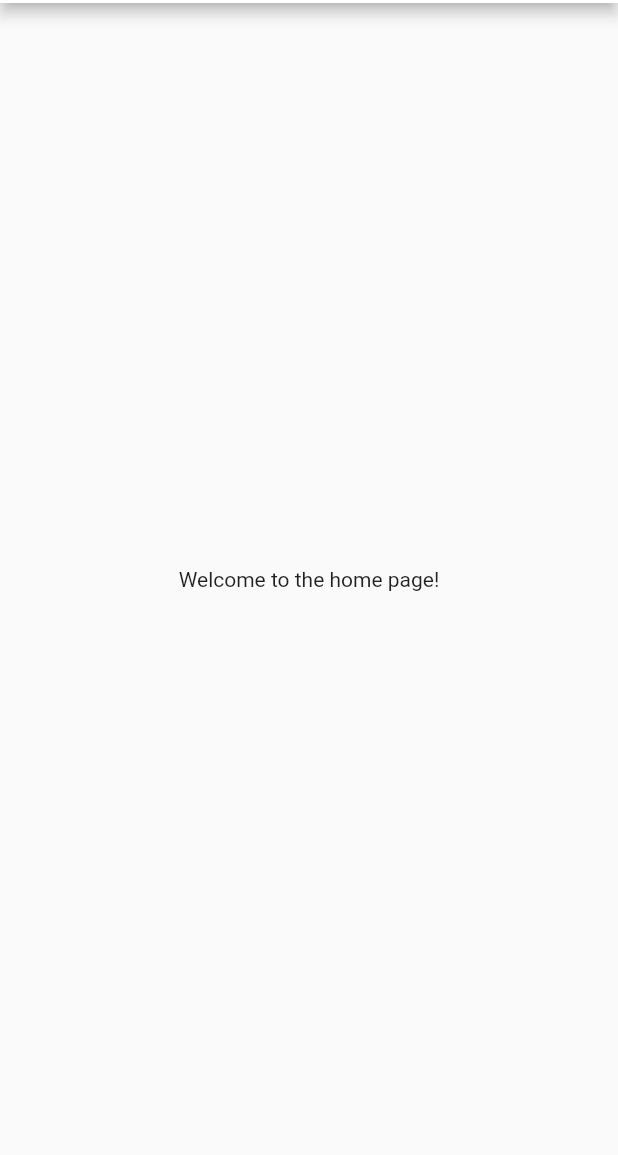
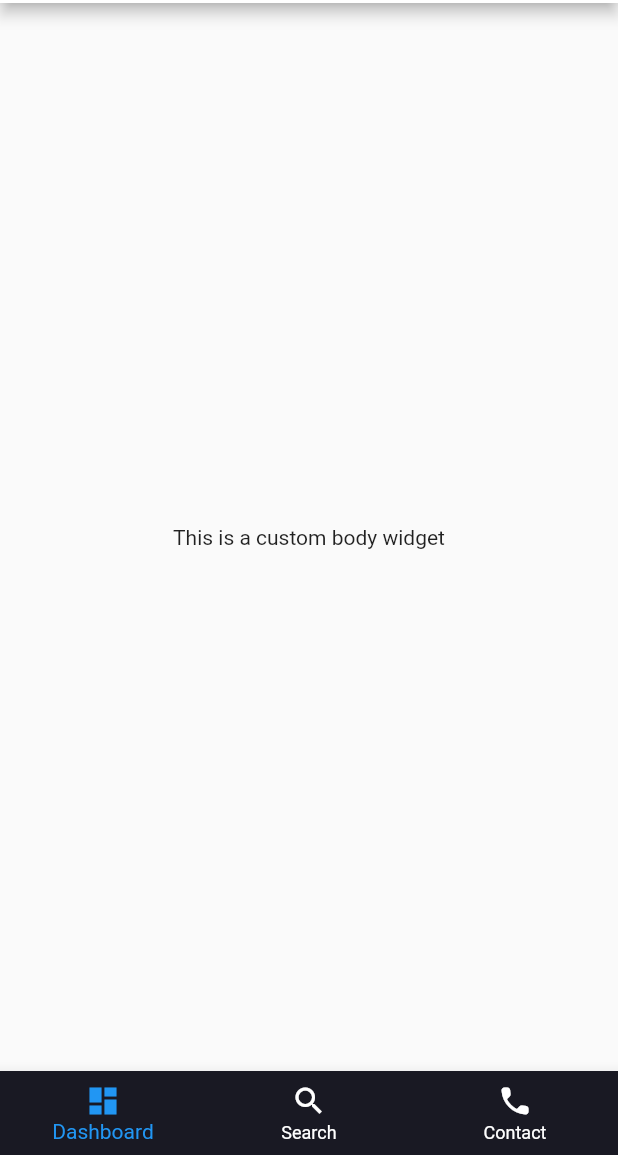
Before and after one commit to h4wks123/Flutter-mobile-app, a Flutter app: the screen it shows after launch, after a tap on "Login", on a phone screen of 412 x 824 dp, the part 81-1236 px from its top. Run offline on Flutter 3.47's test engine with Material 2 defaults, Android fonts, the phone set to English and light mode, and no system bars.

```diff
--- a/lib/home.dart
+++ b/lib/home.dart
@@ -10,19 +10,27 @@ void main() {
 }
 
 class HomeScreen extends StatelessWidget {
-  static const String routeName = "home"; // Define a routeName property
+  static const String routeName = "home";
 
   @override
   Widget build(BuildContext context) {
-    return _HomeScreenState(); // Create an instance of _HomeScreenState
+    return Scaffold(
+      appBar: PreferredSize(
+        preferredSize: Size.fromHeight(kToolbarHeight),
+        child: _HomeAppBar(),
+      ),
+      body: Center(
+        child: __HomeBodyPage(),
+      ),
+      bottomNavigationBar: _HomeFooter(),
+    );
   }
 }
 
-class _HomeScreenState extends StatelessWidget {
+class _HomeAppBar extends StatelessWidget {
   @override
   Widget build(BuildContext context) {
-    return Scaffold(
-      appBar: AppBar(
+    return AppBar(
       backgroundColor: Color(0xFF191923),
       shape: const Border(bottom: BorderSide(color: Colors.white, width: 2)),
       title: Row(
@@ -31,10 +39,10 @@ class _HomeScreenState extends StatelessWidget {
             child: Padding(
               padding: const EdgeInsets.symmetric(horizontal: 5.0),
               child: Image.asset(
-                  'assets/earthLOGO2.png', // Replace with the path to your image asset
-                  width: 28, // Set the width as needed
-                  height: 28, // Set the height as needed
-                  color: Colors.white, // You can set the color of the image
+                'assets/earthLOGO2.png',
+                width: 28,
+                height: 28,
+                color: Colors.white,
               ),
             ),
           ),
@@ -64,15 +72,44 @@ class _HomeScreenState extends StatelessWidget {
           ),
         ),
       ],
-      ),
-      body: const Center(
-        child: Text('Welcome to the home page!'),
-      ),
     );
   }
 }
 
-//Navigation menu
+class __HomeBodyPage extends StatelessWidget {
+  @override
+  Widget build(BuildContext context) {
+    return Center(
+      child: Text('This is a custom body widget'),
+    );
+  }
+}
+
+class _HomeFooter extends StatelessWidget {
+  @override
+  Widget build(BuildContext context) {
+    return BottomNavigationBar(
+      backgroundColor: Color(0xFF191923),
+      unselectedItemColor: Colors.white,
+      items: [
+        BottomNavigationBarItem(
+          icon: Icon(Icons.dashboard),
+          label: "Dashboard",
+        ),
+        BottomNavigationBarItem(
+          icon: Icon(Icons.search),
+          label: "Search",
+        ),
+        BottomNavigationBarItem(
+          icon: Icon(Icons.local_phone_rounded),
+          label: "Contact",
+        )
+      ],
+    );
+  }
+}
+
+// Navigation menu
 void userprofile(BuildContext context) {
   Navigator.pushNamed(context, settings.routeName);
 }
```
Lines whose indentation alone changed are shown as unchanged.
